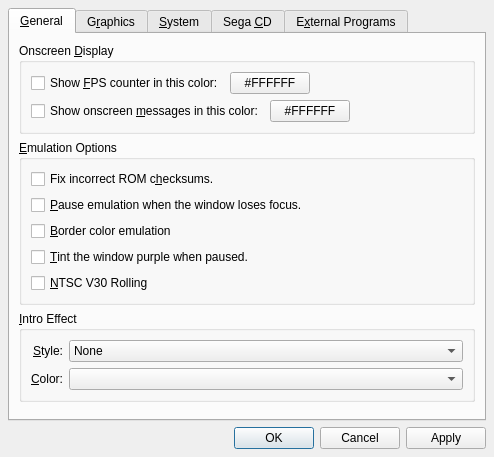
Before: the Qt Designer form src/gens-qt4/ui/GeneralConfigWindow.ui in GerbilSoft/gens-gs-ii, drawn with Qt 5.
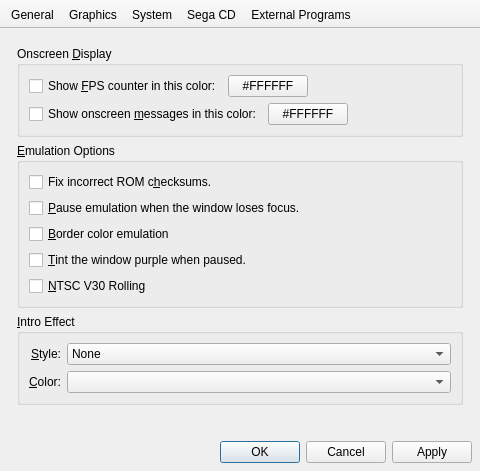
After: the same form once the commit is applied. Icons and pictures are not drawn. Custom widgets are drawn as their Qt base class.

Commit message:
[gens-qt4] GeneralConfigWindow: Use an icon toolbar on all platforms.
The icon toolbar looks better than the tab layout. Also, this cuts
down on OS-specific code, and should result in fewer issues on the
Mac version, since it doesn't have to delete the tab widget and
create the stacked widget on the fly.

TODO: Test on Mac OS X to make sure this didn't break anything.

```diff
--- a/src/gens-qt4/ui/GeneralConfigWindow.ui
+++ b/src/gens-qt4/ui/GeneralConfigWindow.ui
@@ -6,31 +6,22 @@
    <rect>
     <x>0</x>
     <y>0</y>
-    <width>494</width>
-    <height>457</height>
+    <width>480</width>
+    <height>471</height>
    </rect>
   </property>
   <property name="minimumSize">
    <size>
-    <width>494</width>
-    <height>457</height>
-   </size>
-  </property>
-  <property name="maximumSize">
-   <size>
-    <width>494</width>
-    <height>457</height>
-   </size>
-  </property>
-  <property name="baseSize">
-   <size>
-    <width>494</width>
-    <height>457</height>
+    <width>480</width>
+    <height>0</height>
    </size>
   </property>
   <property name="windowTitle">
    <string>General Configuration</string>
   </property>
+  <property name="toolButtonStyle">
+   <enum>Qt::ToolButtonTextUnderIcon</enum>
+  </property>
   <property name="unifiedTitleAndToolBarOnMac">
    <bool>true</bool>
   </property>
@@ -40,17 +31,11 @@
      <number>8</number>
     </property>
     <item>
-     <widget class="QTabWidget" name="tabWidget">
+     <widget class="QStackedWidget" name="stackedWidget">
       <property name="contextMenuPolicy">
        <enum>Qt::NoContextMenu</enum>
       </property>
-      <property name="currentIndex">
-       <number>0</number>
-      </property>
-      <widget class="QWidget" name="tabGeneral">
-       <attribute name="title">
-        <string>&amp;General</string>
-       </attribute>
+      <widget class="QWidget" name="tabGeneral" native="true">
        <layout class="QVBoxLayout" name="verticalLayout">
         <item>
          <widget class="QGroupBox" name="grpOsd">
@@ -304,10 +289,7 @@
         </item>
        </layout>
       </widget>
-      <widget class="QWidget" name="tabGraphics">
-       <attribute name="title">
-        <string>G&amp;raphics</string>
-       </attribute>
+      <widget class="QWidget" name="tabGraphics" native="true">
        <layout class="QVBoxLayout" name="verticalLayout_4">
         <item>
          <widget class="QGroupBox" name="grpGraphics">
@@ -598,10 +580,7 @@
         </item>
        </layout>
       </widget>
-      <widget class="QWidget" name="tabSystem">
-       <attribute name="title">
-        <string>&amp;System</string>
-       </attribute>
+      <widget class="QWidget" name="tabSystem" native="true">
        <layout class="QVBoxLayout" name="verticalLayout_5">
         <item>
          <widget class="QGroupBox" name="grpRegionCode">
@@ -786,10 +765,7 @@
         </item>
        </layout>
       </widget>
-      <widget class="QWidget" name="tabSegaCD">
-       <attribute name="title">
-        <string>Sega &amp;CD</string>
-       </attribute>
+      <widget class="QWidget" name="tabSegaCD" native="true">
        <layout class="QVBoxLayout" name="verticalLayout_2">
         <item>
          <widget class="QGroupBox" name="grpMcdRoms">
@@ -953,10 +929,7 @@
         </item>
        </layout>
       </widget>
-      <widget class="QWidget" name="tabExtPrg">
-       <attribute name="title">
-        <string>E&amp;xternal Programs</string>
-       </attribute>
+      <widget class="QWidget" name="tabExtPrg" native="true">
        <layout class="QVBoxLayout" name="verticalLayout_3">
         <item>
          <widget class="QGroupBox" name="grpExtPrg">
@@ -1054,6 +1027,94 @@
     </item>
    </layout>
   </widget>
+  <widget class="QToolBar" name="toolBar">
+   <property name="windowTitle">
+    <string>toolBar</string>
+   </property>
+   <property name="movable">
+    <bool>false</bool>
+   </property>
+   <property name="iconSize">
+    <size>
+     <width>32</width>
+     <height>32</height>
+    </size>
+   </property>
+   <property name="floatable">
+    <bool>false</bool>
+   </property>
+   <attribute name="toolBarArea">
+    <enum>TopToolBarArea</enum>
+   </attribute>
+   <attribute name="toolBarBreak">
+    <bool>false</bool>
+   </attribute>
+   <addaction name="actionGeneral"/>
+   <addaction name="actionGraphics"/>
+   <addaction name="actionSystem"/>
+   <addaction name="actionSegaCD"/>
+   <addaction name="actionExternalPrograms"/>
+  </widget>
+  <action name="actionGeneral">
+   <property name="checkable">
+    <bool>true</bool>
+   </property>
+   <property name="icon">
+    <iconset resource="resources/oxygen/oxygen.qrc">
+     <normaloff>:/icons/oxygen/32x32/configure.png</normaloff>:/icons/oxygen/32x32/configure.png</iconset>
+   </property>
+   <property name="text">
+    <string>&amp;General</string>
+   </property>
+  </action>
+  <action name="actionGraphics">
+   <property name="checkable">
+    <bool>true</bool>
+   </property>
+   <property name="icon">
+    <iconset resource="resources/oxygen/oxygen.qrc">
+     <normaloff>:/icons/oxygen/32x32/applications-graphics.png</normaloff>:/icons/oxygen/32x32/applications-graphics.png</iconset>
+   </property>
+   <property name="text">
+    <string>G&amp;raphics</string>
+   </property>
+  </action>
+  <action name="actionSystem">
+   <property name="checkable">
+    <bool>true</bool>
+   </property>
+   <property name="icon">
+    <iconset resource="resources/oxygen/oxygen.qrc">
+     <normaloff>:/icons/oxygen/32x32/applications-system.png</normaloff>:/icons/oxygen/32x32/applications-system.png</iconset>
+   </property>
+   <property name="text">
+    <string>&amp;System</string>
+   </property>
+  </action>
+  <action name="actionSegaCD">
+   <property name="checkable">
+    <bool>true</bool>
+   </property>
+   <property name="icon">
+    <iconset resource="resources/oxygen/oxygen.qrc">
+     <normaloff>:/icons/oxygen/32x32/media-optical.png</normaloff>:/icons/oxygen/32x32/media-optical.png</iconset>
+   </property>
+   <property name="text">
+    <string>Sega &amp;CD</string>
+   </property>
+  </action>
+  <action name="actionExternalPrograms">
+   <property name="checkable">
+    <bool>true</bool>
+   </property>
+   <property name="icon">
+    <iconset resource="resources/oxygen/oxygen.qrc">
+     <normaloff>:/icons/oxygen/32x32/utilities-terminal.png</normaloff>:/icons/oxygen/32x32/utilities-terminal.png</iconset>
+   </property>
+   <property name="text">
+    <string>E&amp;xternal Programs</string>
+   </property>
+  </action>
  </widget>
  <customwidgets>
   <customwidget>
```
Left out of the diff: 72 changed lines with no effect on the pictures. The commit also changes 3 other files.
